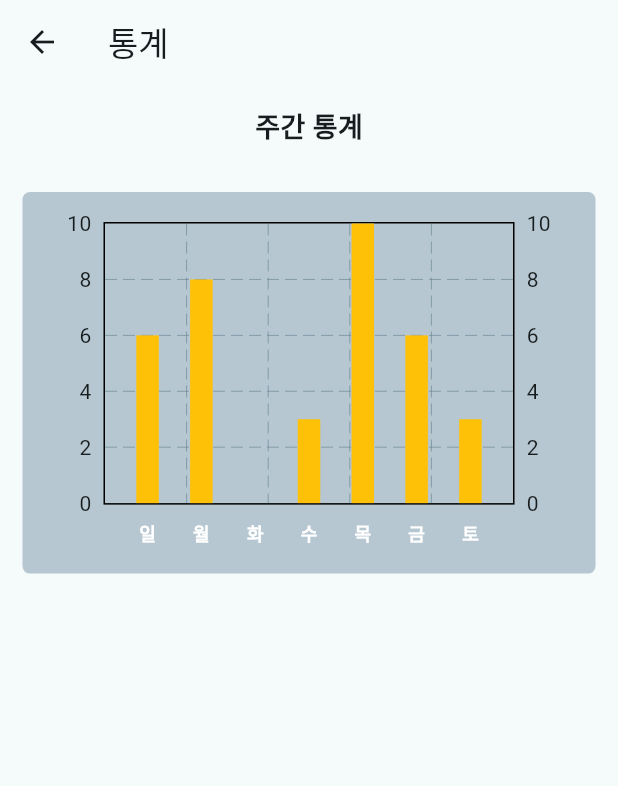
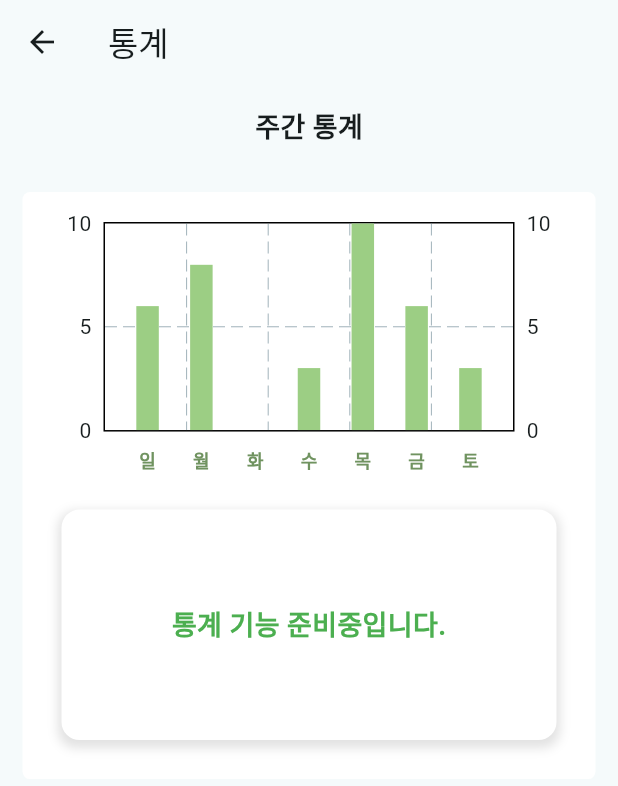
Before and after one commit to SangoProject/sangoapp, a Flutter app: the StatisticsPage screen opened directly, on a phone screen of 412 x 824 dp. Shown: the top 786 px of the screen. Run offline on Flutter 3.47's test engine with Material 2 defaults, Android fonts, the phone set to English and light mode, and no system bars; drawn by our look-alikes of fl_chart; our stand-ins replace cloud_firestore, firebase_auth, firebase_core, firebase_database, geolocator, google_maps_flutter and 3 more; missing offline and left inert: proj4dart; accounts and stored records are empty; network calls fail; Roboto replaces fonts that are missing (Pretendard).

Commit message:
홈 UI 수정

```diff
--- a/lib/screens/calendar/calendarData.dart
+++ b/lib/screens/calendar/calendarData.dart
@@ -52,7 +52,7 @@ class CalendarData extends StatelessWidget {
                 margin: EdgeInsets.fromLTRB(12, 8, 12, 8),
                 decoration: BoxDecoration(
                   gradient: getGradientForWalkTime(walkTime),
-                  borderRadius: BorderRadius.circular(8),
+                  borderRadius: BorderRadius.circular(20),
                   boxShadow: [
                     BoxShadow(
                       color: Colors.grey.withOpacity(0.5),
--- a/lib/screens/disaster/disasterList.dart
+++ b/lib/screens/disaster/disasterList.dart
@@ -49,7 +49,7 @@ class DisasterListPage extends StatelessWidget {
     return Scaffold(
       appBar: AppBar(
         title: Text(
-          '재난 문자 공지',
+          '재난 알림 목록',
           style: TextStyle(
             fontSize: 20,
           ),
--- a/lib/screens/goal/barGraph.dart
+++ b/lib/screens/goal/barGraph.dart
@@ -18,7 +18,7 @@ class ChartContainer extends StatelessWidget {
     return Center(
       child: Container(
         width: MediaQuery.of(context).size.width * 0.95,
-        height: MediaQuery.of(context).size.width * 0.95 * 0.65,
+        height: MediaQuery.of(context).size.width * 0.95,
         padding: EdgeInsets.fromLTRB(10, 10, 10, 10),
         decoration: BoxDecoration(
           color: color,
@@ -29,10 +29,39 @@ class ChartContainer extends StatelessWidget {
           children: <Widget>[
             Expanded(
                 child: Container(
+                  height: MediaQuery.of(context).size.height * 0.5,
                   padding: EdgeInsets.only(top: 10),
                   child: chart,
                 ),
             ),
+            Expanded(
+              child: Container(
+                margin: EdgeInsets.all(16.0),
+                padding: EdgeInsets.all(16.0),
+                decoration: BoxDecoration(
+                  color: Colors.white,
+                  borderRadius: BorderRadius.circular(12.0),
+                  boxShadow: [
+                    BoxShadow(
+                      color: Colors.grey.withOpacity(0.3),
+                      spreadRadius: 2,
+                      blurRadius: 5,
+                      offset: Offset(0, 3),
+                    ),
+                  ],
+                ),
+                child: Center(
+                  child: Text(
+                    '통계 기능 준비중입니다.',
+                    style: TextStyle(
+                      fontSize: 18,
+                      fontWeight: FontWeight.bold,
+                      color: Colors.green,
+                    ),
+                  ),
+                ),
+              ),
+            )
           ],
         ),
       ),
--- a/lib/screens/goal/barGraphData.dart
+++ b/lib/screens/goal/barGraphData.dart
@@ -1,33 +1,35 @@
 import 'package:fl_chart/fl_chart.dart';
 import 'package:flutter/material.dart';
 
+import '../../config/palette.dart';
+
 List<BarChartGroupData> barChartGroupData = [
   BarChartGroupData(x: 1, barRods: [
-    BarChartRodData(fromY: 0, toY: 6, width: 15, color: Colors.amber,
+    BarChartRodData(fromY: 0, toY: 6, width: 15, color: Palette.logoColor,
     borderRadius: BorderRadius.zero,),
   ]),
   BarChartGroupData(x: 2, barRods: [
-    BarChartRodData(fromY: 0, toY: 8, width: 15, color: Colors.amber,
+    BarChartRodData(fromY: 0, toY: 8, width: 15, color: Palette.logoColor,
     borderRadius: BorderRadius.zero,),
   ]),
   BarChartGroupData(x: 3, barRods: [
-    BarChartRodData(fromY: 0, toY: 0, width: 15, color: Colors.amber,
+    BarChartRodData(fromY: 0, toY: 0, width: 15, color: Palette.logoColor,
     borderRadius: BorderRadius.zero,),
   ]),
   BarChartGroupData(x: 4, barRods: [
-    BarChartRodData(fromY: 0, toY: 3, width: 15, color: Colors.amber,
+    BarChartRodData(fromY: 0, toY: 3, width: 15, color: Palette.logoColor,
     borderRadius: BorderRadius.zero,),
   ]),
   BarChartGroupData(x: 5, barRods: [
-    BarChartRodData(fromY: 0, toY: 10, width: 15, color: Colors.amber,
+    BarChartRodData(fromY: 0, toY: 10, width: 15, color: Palette.logoColor,
     borderRadius: BorderRadius.zero,),
   ]),
   BarChartGroupData(x: 6, barRods: [
-    BarChartRodData(fromY: 0, toY: 6, width: 15, color: Colors.amber,
+    BarChartRodData(fromY: 0, toY: 6, width: 15, color: Palette.logoColor,
     borderRadius: BorderRadius.zero,),
   ]),
   BarChartGroupData(x: 7, barRods: [
-    BarChartRodData(fromY: 0, toY: 3, width: 15, color: Colors.amber,
+    BarChartRodData(fromY: 0, toY: 3, width: 15, color: Palette.logoColor,
     borderRadius: BorderRadius.zero,),
   ]),
 ];
--- a/lib/screens/goal/goalGraph.dart
+++ b/lib/screens/goal/goalGraph.dart
@@ -70,7 +70,7 @@ class PieChart extends CustomPainter {
     TextSpan sp = TextSpan(
         style: TextStyle(
             fontSize: fontSize,
-            fontWeight: FontWeight.bold,
+            fontFamily: 'Pretendard',
             color: Colors.black),
         text: text);
     TextPainter tp = TextPainter(text: sp, textDirection: TextDirection.ltr);
--- a/lib/screens/goal/statisticsPage.dart
+++ b/lib/screens/goal/statisticsPage.dart
@@ -34,7 +34,7 @@ class _StatisticsPage extends State<StatisticsPage>{
             padding: EdgeInsets.all(15),
             child: ChartContainer(
               title: 'Bar Chart',
-              color: Palette.iconColor,
+              color: Colors.white,
               chart: BarChartContent(),
             ),
           ),
@@ -71,7 +71,7 @@ class BarChartContent extends StatelessWidget {
 
 Widget getTitles(double value, TitleMeta meta) {
   const style = TextStyle(
-    color: Colors.white,
+    color: Palette.green3,
     fontWeight: FontWeight.bold,
     fontSize: 12,
   );
--- a/lib/screens/record/recordPage.dart
+++ b/lib/screens/record/recordPage.dart
@@ -315,15 +315,16 @@ class _RecordPageState extends State<RecordPage> {
                                 // isRecording이 true일 때 버튼의 배경색을 옅은 빨강색으로 설정
                                 return Colors.red;
                               } else {
-                                return Palette.logoColor; // 그 외에는 흰색으로 설정
+                                return Palette.logoColor;
                               }
                             }),
                           ),
                           child: Text(
                             isRecording ? '산책종료' : '산책시작',
                             style: TextStyle(
-                              fontSize: 20,
+                              fontSize: 18,
                               fontFamily: 'Pretendard',
+                              fontWeight: FontWeight.bold,
                               color: Colors.white,
                             ),
                           ),
```
Also changed, not shown: lib/screens/disaster/disasterBanner.dart (+20 -7 lines), lib/screens/goal/goal.dart (+29 -14 lines), lib/screens/homePage.dart (+40 -23 lines).
